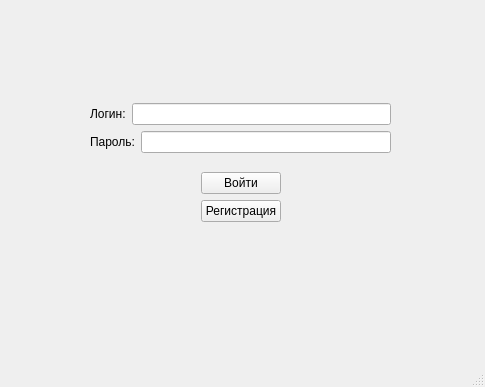
EXpecky/kursach, file project/kursovaya/mainwindow.ui: the form before one commit.
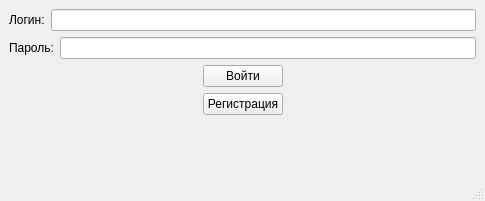
The form after the commit.

Patch:
```diff
--- a/project/kursovaya/mainwindow.ui
+++ b/project/kursovaya/mainwindow.ui
@@ -7,22 +7,15 @@
     <x>0</x>
     <y>0</y>
     <width>485</width>
-    <height>387</height>
+    <height>201</height>
    </rect>
   </property>
   <property name="windowTitle">
    <string>MainWindow</string>
   </property>
   <widget class="QWidget" name="centralwidget">
-   <widget class="QWidget" name="">
-    <property name="geometry">
-     <rect>
-      <x>90</x>
-      <y>90</y>
-      <width>301</width>
-      <height>147</height>
-     </rect>
-    </property>
+   <layout class="QGridLayout" name="gridLayout">
+    <item row="0" column="0">
     <layout class="QVBoxLayout" name="verticalLayout_3">
      <item>
       <layout class="QVBoxLayout" name="verticalLayout">
@@ -87,6 +80,19 @@
            </property>
           </widget>
          </item>
+          <item>
+           <spacer name="verticalSpacer">
+            <property name="orientation">
+             <enum>Qt::Vertical</enum>
+            </property>
+            <property name="sizeHint" stdset="0">
+             <size>
+              <width>20</width>
+              <height>40</height>
+             </size>
+            </property>
+           </spacer>
+          </item>
         </layout>
        </item>
        <item>
@@ -105,7 +111,8 @@
       </layout>
      </item>
     </layout>
-   </widget>
+    </item>
+   </layout>
   </widget>
   <widget class="QStatusBar" name="statusbar"/>
  </widget>
```
Lines whose indentation alone changed are shown as unchanged.
